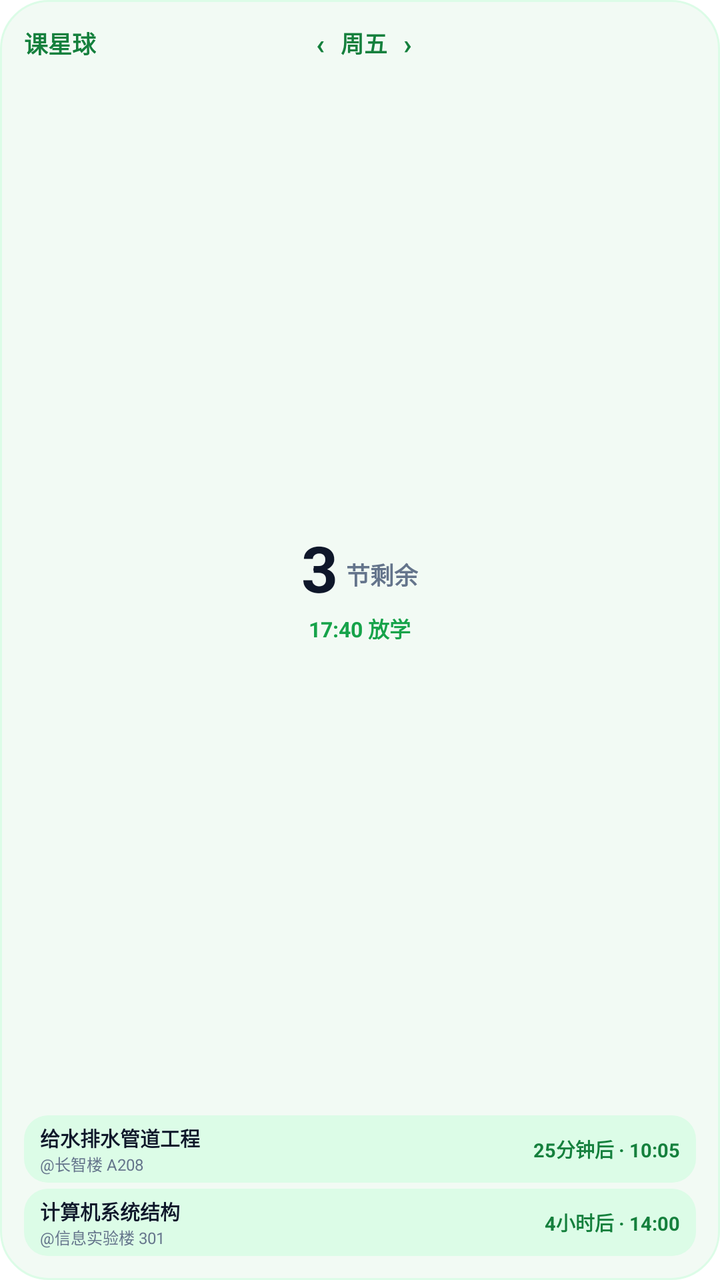
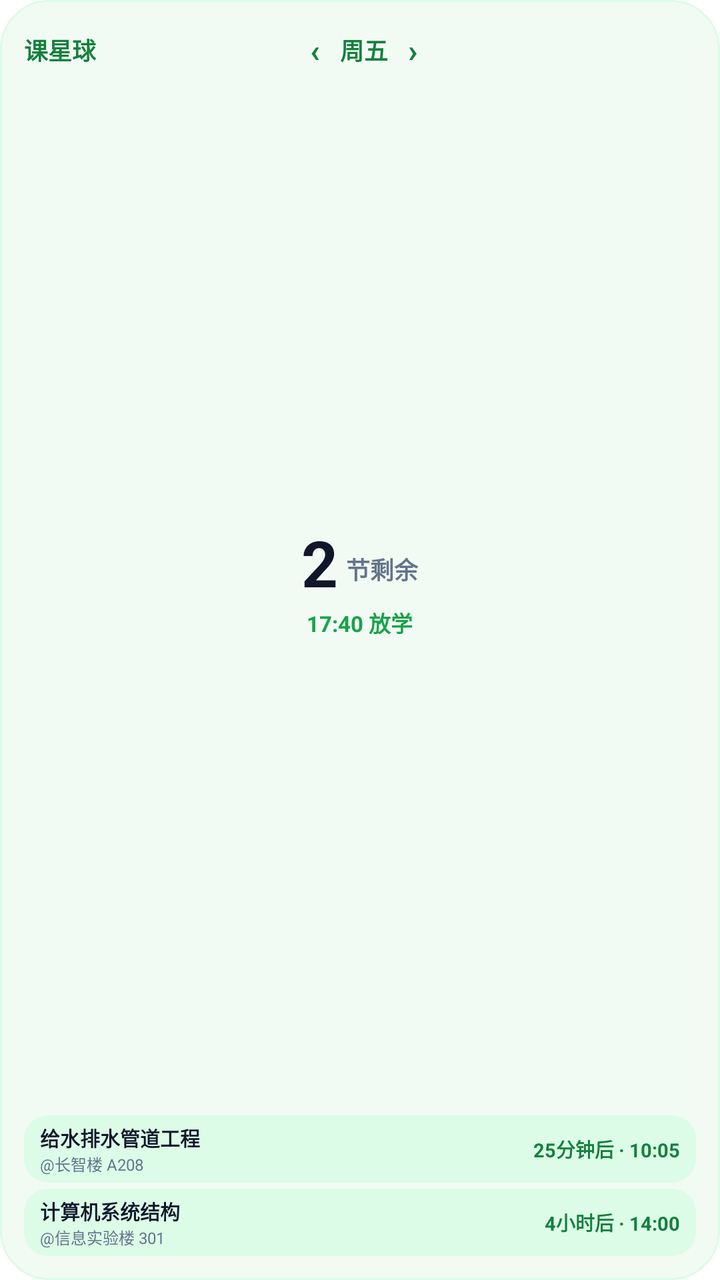

Before-and-after screenshots of an Android layout around one commit, followed by the original layout XML and the change that was made.
<!-- AndroidManifest.xml: application theme AppTheme -->
<!-- res/layout/widget_schedule_2x2.xml -->
<?xml version="1.0" encoding="utf-8"?>
<LinearLayout xmlns:android="http://schemas.android.com/apk/res/android"
    android:id="@+id/widget_root"
    android:layout_width="match_parent"
    android:layout_height="match_parent"
    android:orientation="vertical"
    android:background="@drawable/widget_bg"
    android:padding="12dp">

    
    <LinearLayout
        android:layout_width="match_parent"
        android:layout_height="wrap_content"
        android:orientation="horizontal"
        android:gravity="center_vertical">

        <TextView
            android:id="@+id/widget_title"
            android:layout_width="wrap_content"
            android:layout_height="wrap_content"
            android:text="课星球"
            android:textColor="#15803D"
            android:textSize="12sp"
            android:textStyle="bold" />

        <LinearLayout
            android:layout_width="0dp"
            android:layout_height="wrap_content"
            android:layout_weight="1"
            android:gravity="center"
            android:orientation="horizontal">

            <TextView
                android:id="@+id/widget_prev_day"
                android:layout_width="wrap_content"
                android:layout_height="wrap_content"
                android:paddingHorizontal="8dp"
                android:text="‹"
                android:textColor="#15803D"
                android:textSize="14sp"
                android:textStyle="bold" />

            <TextView
                android:id="@+id/widget_day_text"
                android:layout_width="wrap_content"
                android:layout_height="wrap_content"
                android:text="周五"
                android:textColor="#15803D"
                android:textSize="11.5sp"
                android:textStyle="bold" />

            <TextView
                android:id="@+id/widget_next_day"
                android:layout_width="wrap_content"
                android:layout_height="wrap_content"
                android:paddingHorizontal="8dp"
                android:text="›"
                android:textColor="#15803D"
                android:textSize="14sp"
                android:textStyle="bold" />
        </LinearLayout>

        
        <View
            android:layout_width="32dp"
            android:layout_height="1dp" />
    </LinearLayout>

    
    <FrameLayout
        android:layout_width="match_parent"
        android:layout_height="0dp"
        android:layout_weight="1"
        android:layout_marginVertical="2dp">

        
        <ImageView
            android:id="@+id/widget_arc_image"
            android:layout_width="match_parent"
            android:layout_height="match_parent"
            android:scaleType="fitCenter"
            android:contentDescription="300度弧线进度图" />

        
        <LinearLayout
            android:layout_width="match_parent"
            android:layout_height="match_parent"
            android:orientation="vertical"
            android:gravity="center">

            
            <LinearLayout
                android:layout_width="wrap_content"
                android:layout_height="wrap_content"
                android:orientation="horizontal"
                android:gravity="bottom">

                <TextView
                    android:id="@+id/widget_count_number"
                    android:layout_width="wrap_content"
                    android:layout_height="wrap_content"
                    android:text="3"
                    android:textColor="#0F172A"
                    android:textSize="32sp"
                    android:textStyle="bold"
                    android:includeFontPadding="false" />

                <TextView
                    android:id="@+id/widget_count_unit"
                    android:layout_width="wrap_content"
                    android:layout_height="wrap_content"
                    android:layout_marginStart="4dp"
                    android:layout_marginBottom="4dp"
                    android:text="节剩余"
                    android:textColor="#64748B"
                    android:textSize="12sp"
                    android:textStyle="bold"
                    android:includeFontPadding="false" />
            </LinearLayout>

            
            <TextView
                android:id="@+id/widget_dismissal_time"
                android:layout_width="wrap_content"
                android:layout_height="wrap_content"
                android:layout_marginTop="2dp"
                android:paddingHorizontal="4dp"
                android:text="17:40 放学"
                android:textColor="#16A34A"
                android:textSize="10.5sp"
                android:textStyle="bold"
                android:singleLine="true" />
        </LinearLayout>
    </FrameLayout>

    
    <LinearLayout
        android:id="@+id/widget_courses_container"
        android:layout_width="match_parent"
        android:layout_height="wrap_content"
        android:orientation="vertical">

        
        <LinearLayout
            android:id="@+id/widget_course_1_row"
            android:layout_width="match_parent"
            android:layout_height="wrap_content"
            android:background="@drawable/widget_pill_bg"
            android:gravity="center_vertical"
            android:orientation="horizontal"
            android:paddingHorizontal="8dp"
            android:paddingVertical="3.5dp"
            android:layout_marginBottom="3dp">

            <LinearLayout
                android:layout_width="0dp"
                android:layout_height="wrap_content"
                android:layout_weight="1"
                android:orientation="vertical">

                <TextView
                    android:id="@+id/widget_c1_name"
                    android:layout_width="wrap_content"
                    android:layout_height="wrap_content"
                    android:text="给水排水管道工程"
                    android:textColor="#0F172A"
                    android:textSize="10sp"
                    android:textStyle="bold"
                    android:singleLine="true" />

                <TextView
                    android:id="@+id/widget_c1_location"
                    android:layout_width="wrap_content"
                    android:layout_height="wrap_content"
                    android:text="@长智楼 A208"
                    android:textColor="#64748B"
                    android:textSize="8sp"
                    android:singleLine="true" />
            </LinearLayout>

            <TextView
                android:id="@+id/widget_c1_time"
                android:layout_width="wrap_content"
                android:layout_height="wrap_content"
                android:text="25分钟后 · 10:05"
                android:textColor="#15803D"
                android:textSize="9.5sp"
                android:textStyle="bold" />
        </LinearLayout>

        
        <LinearLayout
            android:id="@+id/widget_course_2_row"
            android:layout_width="match_parent"
            android:layout_height="wrap_content"
            android:background="@drawable/widget_pill_bg"
            android:gravity="center_vertical"
            android:orientation="horizontal"
            android:paddingHorizontal="8dp"
            android:paddingVertical="3.5dp">

            <LinearLayout
                android:layout_width="0dp"
                android:layout_height="wrap_content"
                android:layout_weight="1"
                android:orientation="vertical">

                <TextView
                    android:id="@+id/widget_c2_name"
                    android:layout_width="wrap_content"
                    android:layout_height="wrap_content"
                    android:text="计算机系统结构"
                    android:textColor="#0F172A"
                    android:textSize="10sp"
                    android:textStyle="bold"
                    android:singleLine="true" />

                <TextView
                    android:id="@+id/widget_c2_location"
                    android:layout_width="wrap_content"
                    android:layout_height="wrap_content"
                    android:text="@信息实验楼 301"
                    android:textColor="#64748B"
                    android:textSize="8sp"
                    android:singleLine="true" />
            </LinearLayout>

            <TextView
                android:id="@+id/widget_c2_time"
                android:layout_width="wrap_content"
                android:layout_height="wrap_content"
                android:text="4小时后 · 14:00"
                android:textColor="#15803D"
                android:textSize="9.5sp"
                android:textStyle="bold" />
        </LinearLayout>
    </LinearLayout>

</LinearLayout>
<!-- resources referenced by this layout -->
<resources>
  <!-- drawable widget_bg (drawable) -->
  <?xml version="1.0" encoding="utf-8"?>
  <shape xmlns:android="http://schemas.android.com/apk/res/android"
      android:shape="rectangle">
      <corners android:radius="24dp" />
      <solid android:color="#F2FAF4" />
      <stroke android:width="1dp" android:color="#DCFCE7" />
  </shape>
  <!-- drawable widget_pill_bg (drawable) -->
  <?xml version="1.0" encoding="utf-8"?>
  <shape xmlns:android="http://schemas.android.com/apk/res/android"
      android:shape="rectangle">
      <corners android:radius="12dp" />
      <solid android:color="#DCFCE7" />
  </shape>
</resources>

<!-- the commit's change to res/layout/widget_schedule_2x2.xml (unified diff, before → after) -->
@@ -34,11 +34,14 @@
                 android:id="@+id/widget_prev_day"
                 android:layout_width="wrap_content"
                 android:layout_height="wrap_content"
-                android:paddingHorizontal="8dp"
+                android:paddingHorizontal="10dp"
+                android:paddingVertical="2dp"
                 android:text="‹"
                 android:textColor="#15803D"
-                android:textSize="14sp"
-                android:textStyle="bold" />
+                android:textSize="16sp"
+                android:textStyle="bold"
+                android:clickable="true"
+                android:focusable="true" />
 
             <TextView
                 android:id="@+id/widget_day_text"
@@ -46,18 +49,21 @@
                 android:layout_height="wrap_content"
                 android:text="周五"
                 android:textColor="#15803D"
-                android:textSize="11.5sp"
+                android:textSize="12sp"
                 android:textStyle="bold" />
 
             <TextView
                 android:id="@+id/widget_next_day"
                 android:layout_width="wrap_content"
                 android:layout_height="wrap_content"
-                android:paddingHorizontal="8dp"
+                android:paddingHorizontal="10dp"
+                android:paddingVertical="2dp"
                 android:text="›"
                 android:textColor="#15803D"
-                android:textSize="14sp"
-                android:textStyle="bold" />
+                android:textSize="16sp"
+                android:textStyle="bold"
+                android:clickable="true"
+                android:focusable="true" />
         </LinearLayout>
 
         
@@ -79,14 +85,15 @@
             android:layout_width="match_parent"
             android:layout_height="match_parent"
             android:scaleType="fitCenter"
-            android:contentDescription="300度弧线进度图" />
+            android:contentDescription="分段弧线进度图" />
 
         
         <LinearLayout
             android:layout_width="match_parent"
             android:layout_height="match_parent"
             android:orientation="vertical"
-            android:gravity="center">
+            android:gravity="center_horizontal|center_vertical"
+            android:paddingBottom="12dp">
 
             
             <LinearLayout
@@ -99,7 +106,7 @@
                     android:id="@+id/widget_count_number"
                     android:layout_width="wrap_content"
                     android:layout_height="wrap_content"
-                    android:text="3"
+                    android:text="2"
                     android:textColor="#0F172A"
                     android:textSize="32sp"
                     android:textStyle="bold"
@@ -124,12 +131,13 @@
                 android:layout_width="wrap_content"
                 android:layout_height="wrap_content"
                 android:layout_marginTop="2dp"
-                android:paddingHorizontal="4dp"
+                android:paddingHorizontal="6dp"
                 android:text="17:40 放学"
                 android:textColor="#16A34A"
-                android:textSize="10.5sp"
+                android:textSize="11sp"
                 android:textStyle="bold"
-                android:singleLine="true" />
+                android:singleLine="true"
+                android:includeFontPadding="false" />
         </LinearLayout>
     </FrameLayout>
 
@@ -234,6 +242,28 @@
                 android:textSize="9.5sp"
                 android:textStyle="bold" />
         </LinearLayout>
+
+        
+        <LinearLayout
+            android:id="@+id/widget_course_empty_row"
+            android:layout_width="match_parent"
+            android:layout_height="wrap_content"
+            android:background="@drawable/widget_pill_bg"
+            android:gravity="center"
+            android:orientation="horizontal"
+            android:paddingHorizontal="8dp"
+            android:paddingVertical="5dp"
+            android:visibility="gone">
+
+            <TextView
+                android:id="@+id/widget_empty_text"
+                android:layout_width="wrap_content"
+                android:layout_height="wrap_content"
+                android:text="今日课程已全部结束 ✨"
+                android:textColor="#15803D"
+                android:textSize="9.5sp"
+                android:textStyle="bold" />
+        </LinearLayout>
     </LinearLayout>
 
 </LinearLayout>
